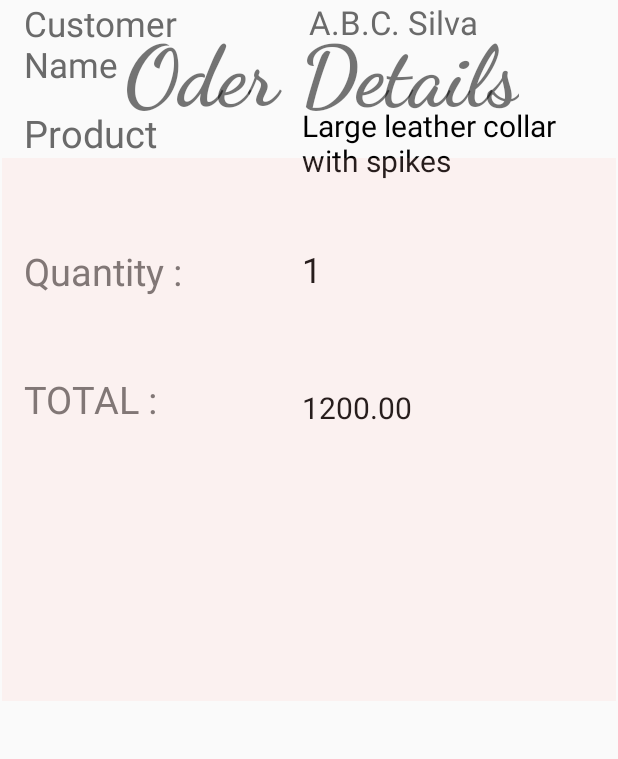
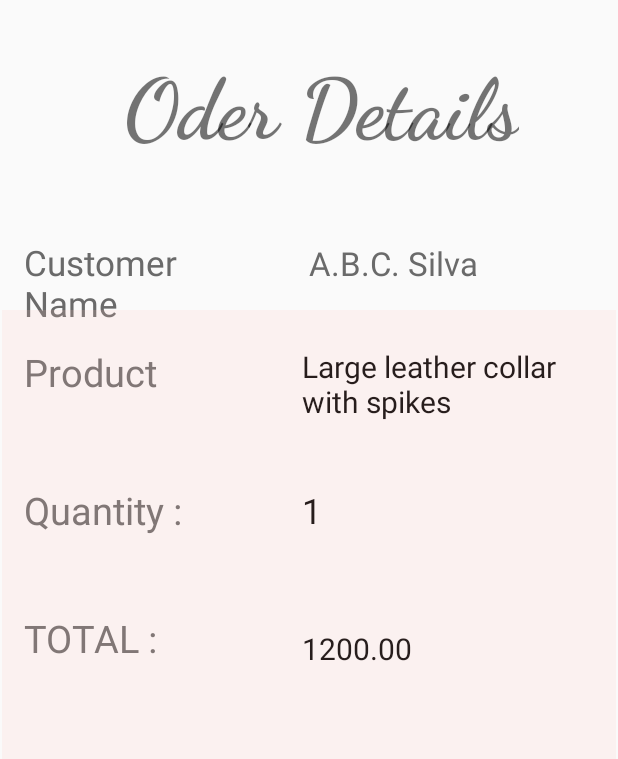
Before and after one commit to Sandun01/MAD_Project, an Android app: the woofadmin_orders screen opened directly, with no data from a screen before it, on a phone screen of 412 x 824 dp, the part 105-864 px from its top. Run offline under Robolectric (Android 15) with nearby library versions, the phone set to English and light mode, and no system bars; Roboto replaces fonts that are not available here.

Commit message:
Commit Changes

```diff
--- a/app/src/main/res/layout/activity_woofadmin_orders.xml
+++ b/app/src/main/res/layout/activity_woofadmin_orders.xml
@@ -50,14 +50,17 @@
             android:layout_marginStart="16dp"
             android:layout_marginLeft="16dp"
             android:layout_marginTop="16dp"
+            android:layout_marginBottom="21dp"
             android:fontFamily="cursive"
             android:text="@string/woofshop_txtplaceOrder"
             android:textSize="56sp"
             android:textStyle="bold"
+            app:layout_constraintBottom_toTopOf="@+id/divider"
             app:layout_constraintEnd_toEndOf="parent"
-            app:layout_constraintHorizontal_bias="0.5"
+            app:layout_constraintHorizontal_bias="0.503"
             app:layout_constraintStart_toStartOf="parent"
-            app:layout_constraintTop_toTopOf="parent" />
+            app:layout_constraintTop_toTopOf="parent"
+            app:layout_constraintVertical_bias="0.217" />
 
         <TextView
             android:id="@+id/cusname"
@@ -65,12 +68,13 @@
             android:layout_height="54dp"
             android:layout_marginStart="16dp"
             android:layout_marginLeft="16dp"
+            android:layout_marginTop="52dp"
             android:fontFamily="sans-serif"
             android:text="@string/woofshop_orders_cusname"
             android:textColor="@color/colorBtnTheme"
             android:textSize="23sp"
             app:layout_constraintStart_toStartOf="parent"
-            tools:layout_editor_absoluteY="147dp" />
+            app:layout_constraintTop_toBottomOf="@+id/textView20" />
 
         <TextView
             android:id="@+id/textView55"
@@ -124,8 +128,8 @@
             android:text="A.B.C. Silva"
             android:textColor="@color/colorBtnTheme"
             android:textSize="22sp"
-            app:layout_constraintStart_toEndOf="@+id/cusname"
-            tools:layout_editor_absoluteY="147dp" />
+            app:layout_constraintBaseline_toBaselineOf="@+id/cusname"
+            app:layout_constraintStart_toEndOf="@+id/cusname" />
 
         <TextView
             android:id="@+id/woofshop_orders_productname"
@@ -177,14 +181,14 @@
             android:layout_height="362dp"
             android:layout_marginStart="1dp"
             android:layout_marginLeft="1dp"
-            android:layout_marginTop="20dp"
             android:layout_marginEnd="1dp"
             android:layout_marginRight="1dp"
+            android:layout_marginBottom="115dp"
             android:background="#27FFBAB5"
+            app:layout_constraintBottom_toBottomOf="parent"
             app:layout_constraintEnd_toEndOf="parent"
-            app:layout_constraintHorizontal_bias="1.0"
-            app:layout_constraintStart_toStartOf="parent"
-            app:layout_constraintTop_toBottomOf="@+id/textView20" />
+            app:layout_constraintHorizontal_bias="0.0"
+            app:layout_constraintStart_toStartOf="parent" />
 
     </androidx.constraintlayout.widget.ConstraintLayout>
 
```
Also changed, not shown: app/src/main/java/com/example/mad/login_activity.java (+14 -11 lines).
